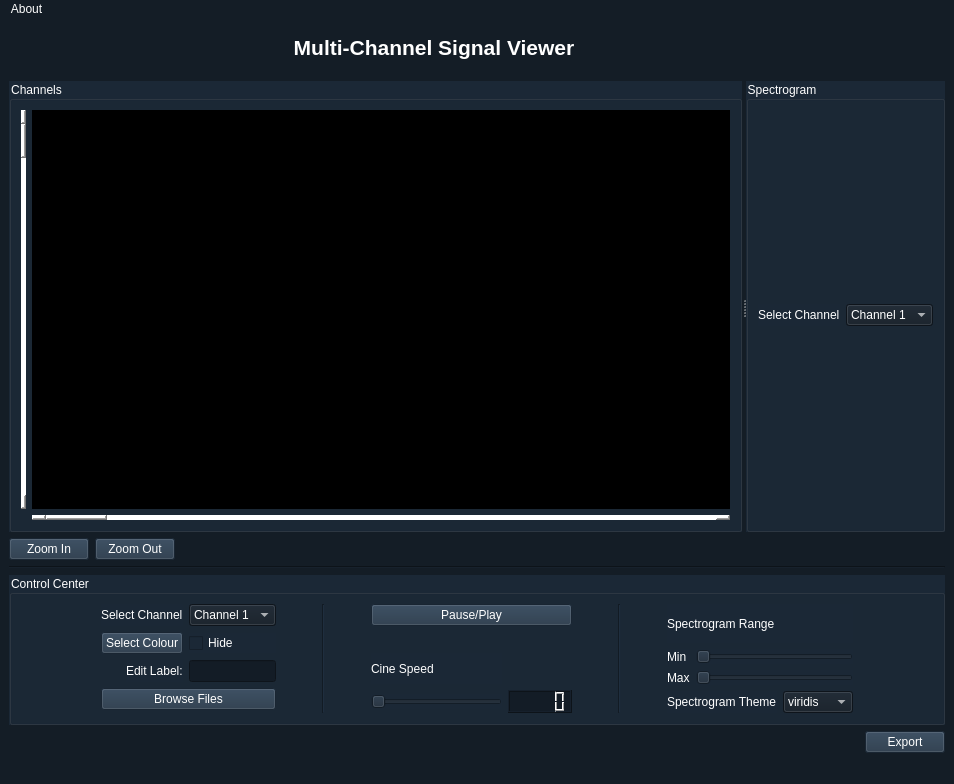
mo-gaafar/multi-signal-visualizer, file mainwindow2.ui: the form before one commit.
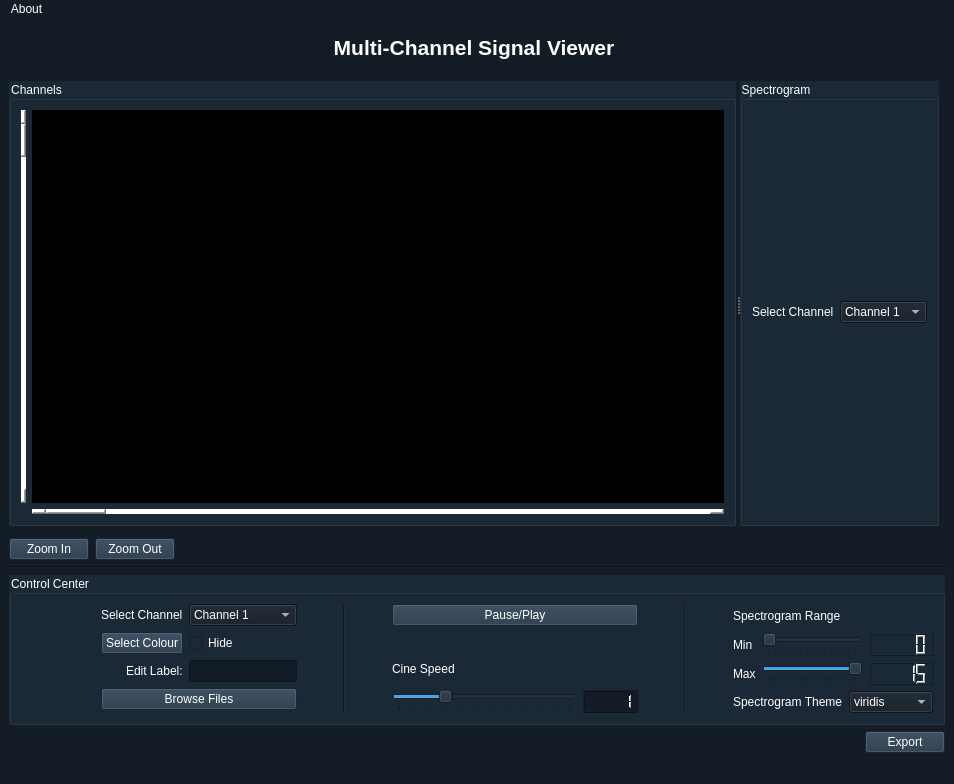
The form after the commit. Custom widgets are drawn as their Qt base class.

Diff of the .ui file:
```diff
--- a/mainwindow2.ui
+++ b/mainwindow2.ui
@@ -19,7 +19,29 @@
 background-color: rgb(20, 29, 38);</string>
   </property>
   <widget class="QWidget" name="centralwidget">
-   <layout class="QGridLayout" name="gridLayout_9">
+   <layout class="QGridLayout" name="gridLayout_7">
+    <item row="0" column="0">
+     <widget class="QLabel" name="label">
+      <property name="minimumSize">
+       <size>
+        <width>0</width>
+        <height>30</height>
+       </size>
+      </property>
+      <property name="maximumSize">
+       <size>
+        <width>16777215</width>
+        <height>19</height>
+       </size>
+      </property>
+      <property name="text">
+       <string>&lt;html&gt;&lt;head/&gt;&lt;body&gt;&lt;p align=&quot;center&quot;&gt;&lt;span style=&quot; font-size:16pt; font-weight:600; color:#ffffff;&quot;&gt;Multi-Channel Signal Viewer&lt;/span&gt;&lt;/p&gt;&lt;/body&gt;&lt;/html&gt;</string>
+      </property>
+      <property name="alignment">
+       <set>Qt::AlignCenter</set>
+      </property>
+     </widget>
+    </item>
     <item row="1" column="0">
      <spacer name="horizontalSpacer_4">
       <property name="orientation">
@@ -33,7 +55,7 @@
       </property>
      </spacer>
     </item>
-    <item row="3" column="0" rowspan="2" colspan="2">
+    <item row="2" column="0">
      <widget class="QSplitter" name="splitter_2">
       <property name="orientation">
        <enum>Qt::Horizontal</enum>
@@ -165,7 +187,70 @@
       </widget>
      </widget>
     </item>
-    <item row="7" column="0" colspan="2">
+    <item row="3" column="1">
+     <widget class="Line" name="line_5">
+      <property name="maximumSize">
+       <size>
+        <width>16777215</width>
+        <height>0</height>
+       </size>
+      </property>
+      <property name="orientation">
+       <enum>Qt::Horizontal</enum>
+      </property>
+     </widget>
+    </item>
+    <item row="4" column="0">
+     <layout class="QHBoxLayout" name="horizontalLayout_4">
+      <item>
+       <layout class="QHBoxLayout" name="horizontalLayout_3">
+        <item>
+         <widget class="QPushButton" name="ZoomIn">
+          <property name="styleSheet">
+           <string notr="true">color: rgb(255, 255, 255);
+background-color: rgb(35, 52, 70);</string>
+          </property>
+          <property name="text">
+           <string>Zoom In</string>
+          </property>
+         </widget>
+        </item>
+        <item>
+         <widget class="QPushButton" name="ZoomOut">
+          <property name="styleSheet">
+           <string notr="true">color: rgb(255, 255, 255);
+background-color: rgb(35, 52, 70);</string>
+          </property>
+          <property name="text">
+           <string>Zoom Out</string>
+          </property>
+         </widget>
+        </item>
+       </layout>
+      </item>
+      <item>
+       <spacer name="horizontalSpacer_2">
+        <property name="orientation">
+         <enum>Qt::Horizontal</enum>
+        </property>
+        <property name="sizeHint" stdset="0">
+         <size>
+          <width>578</width>
+          <height>20</height>
+         </size>
+        </property>
+       </spacer>
+      </item>
+     </layout>
+    </item>
+    <item row="5" column="0" colspan="2">
+     <widget class="Line" name="line_3">
+      <property name="orientation">
+       <enum>Qt::Horizontal</enum>
+      </property>
+     </widget>
+    </item>
+    <item row="6" column="0" colspan="2">
      <widget class="QGroupBox" name="groupBox">
       <property name="maximumSize">
        <size>
@@ -397,16 +482,43 @@
              <property name="styleSheet">
               <string notr="true"/>
              </property>
+             <property name="minimum">
+              <number>25</number>
+             </property>
+             <property name="maximum">
+              <number>300</number>
+             </property>
+             <property name="singleStep">
+              <number>25</number>
+             </property>
+             <property name="pageStep">
+              <number>25</number>
+             </property>
+             <property name="sliderPosition">
+              <number>100</number>
+             </property>
              <property name="orientation">
               <enum>Qt::Horizontal</enum>
              </property>
+             <property name="tickPosition">
+              <enum>QSlider::TicksBelow</enum>
+             </property>
             </widget>
            </item>
            <item row="3" column="1">
-            <widget class="QLCDNumber" name="SpeedNumber">
+            <widget class="QLCDNumber" name="SpeedLCD">
              <property name="styleSheet">
               <string notr="true">background-color: rgb(19, 28, 38);</string>
              </property>
+             <property name="smallDecimalPoint">
+              <bool>true</bool>
+             </property>
+             <property name="value" stdset="0">
+              <double>1.000000000000000</double>
+             </property>
+             <property name="intValue" stdset="0">
+              <number>1</number>
+             </property>
             </widget>
            </item>
            <item row="1" column="0">
@@ -486,49 +598,99 @@
         </layout>
        </item>
        <item row="0" column="2">
-        <layout class="QVBoxLayout" name="verticalLayout_4">
+        <layout class="QVBoxLayout" name="verticalLayout_3">
          <item>
-          <layout class="QVBoxLayout" name="verticalLayout_3">
+          <widget class="QLabel" name="label_4">
+           <property name="text">
+            <string>Spectrogram Range</string>
+           </property>
+          </widget>
+         </item>
+         <item>
+          <layout class="QHBoxLayout" name="horizontalLayout_7">
            <item>
-            <widget class="QLabel" name="label_4">
-             <property name="text">
-              <string>Spectrogram Range</string>
-             </property>
-            </widget>
+            <layout class="QVBoxLayout" name="verticalLayout_2">
+             <item>
+              <widget class="QLabel" name="label_2">
+               <property name="text">
+                <string>Min</string>
+               </property>
+              </widget>
+             </item>
+             <item>
+              <widget class="QLabel" name="label_3">
+               <property name="text">
+                <string>Max</string>
+               </property>
+              </widget>
+             </item>
+            </layout>
            </item>
            <item>
-            <layout class="QHBoxLayout" name="horizontalLayout_2">
+            <layout class="QVBoxLayout" name="verticalLayout">
              <item>
-              <layout class="QVBoxLayout" name="verticalLayout_2">
-               <item>
-                <widget class="QLabel" name="label_2">
-                 <property name="text">
-                  <string>Min</string>
-                 </property>
-                </widget>
-               </item>
-               <item>
-                <widget class="QLabel" name="label_3">
-                 <property name="text">
-                  <string>Max</string>
-                 </property>
-                </widget>
-               </item>
-              </layout>
-             </item>
-             <item>
-              <layout class="QVBoxLayout" name="verticalLayout">
+              <layout class="QHBoxLayout" name="horizontalLayout_2">
                <item>
                 <widget class="QSlider" name="MinRangeSlider">
+                 <property name="maximum">
+                  <number>14</number>
+                 </property>
+                 <property name="tracking">
+                  <bool>true</bool>
+                 </property>
                  <property name="orientation">
                   <enum>Qt::Horizontal</enum>
                  </property>
+                 <property name="tickPosition">
+                  <enum>QSlider::TicksBelow</enum>
+                 </property>
+                 <property name="tickInterval">
+                  <number>0</number>
+                 </property>
                 </widget>
                </item>
+               <item>
+                <widget class="QLCDNumber" name="MinLCD"/>
+               </item>
+              </layout>
+             </item>
+             <item>
+              <layout class="QHBoxLayout" name="horizontalLayout_6">
                <item>
                 <widget class="QSlider" name="MaxRangeSlider">
+                 <property name="minimum">
+                  <number>1</number>
+                 </property>
+                 <property name="maximum">
+                  <number>15</number>
+                 </property>
+                 <property name="sliderPosition">
+                  <number>15</number>
+                 </property>
+                 <property name="tracking">
+                  <bool>true</bool>
+                 </property>
                  <property name="orientation">
                   <enum>Qt::Horizontal</enum>
+                 </property>
+                 <property name="tickPosition">
+                  <enum>QSlider::TicksBelow</enum>
+                 </property>
+                 <property name="tickInterval">
+                  <number>1</number>
+                 </property>
+                </widget>
+               </item>
+               <item>
+                <widget class="QLCDNumber" name="MaxLCD">
+                 <property name="autoFillBackground">
+                  <bool>false</bool>
+                 </property>
+                 <property name="smallDecimalPoint">
+                  <bool>false</bool>
+                 </property>
+                 <property name="intValue" stdset="0">
+                  <number>15</number>
                  </property>
                 </widget>
                </item>
@@ -584,157 +746,37 @@
          </item>
         </layout>
        </item>
-       <item row="0" column="3">
-        <spacer name="verticalSpacer_14">
-         <property name="orientation">
-          <enum>Qt::Vertical</enum>
-         </property>
-         <property name="sizeHint" stdset="0">
-          <size>
-           <width>20</width>
-           <height>40</height>
-          </size>
-         </property>
-        </spacer>
-       </item>
-       <item row="0" column="5">
-        <spacer name="verticalSpacer_12">
-         <property name="orientation">
-          <enum>Qt::Vertical</enum>
-         </property>
-         <property name="sizeHint" stdset="0">
-          <size>
-           <width>20</width>
-           <height>40</height>
-          </size>
-         </property>
-        </spacer>
-       </item>
-       <item row="0" column="4">
-        <spacer name="verticalSpacer_13">
-         <property name="orientation">
-          <enum>Qt::Vertical</enum>
-         </property>
-         <property name="sizeHint" stdset="0">
-          <size>
-           <width>20</width>
-           <height>40</height>
-          </size>
-         </property>
-        </spacer>
-       </item>
-       <item row="0" column="6">
-        <spacer name="verticalSpacer_9">
-         <property name="orientation">
-          <enum>Qt::Vertical</enum>
-         </property>
-         <property name="sizeHint" stdset="0">
-          <size>
-           <width>20</width>
-           <height>40</height>
-          </size>
-         </property>
-        </spacer>
-       </item>
       </layout>
      </widget>
     </item>
-    <item row="6" column="0" colspan="2">
-     <widget class="Line" name="line_3">
-      <property name="orientation">
-       <enum>Qt::Horizontal</enum>
-      </property>
-     </widget>
-    </item>
-    <item row="4" column="1">
-     <widget class="Line" name="line_5">
-      <property name="maximumSize">
-       <size>
-        <width>16777215</width>
-        <height>0</height>
-       </size>
-      </property>
-      <property name="orientation">
-       <enum>Qt::Horizontal</enum>
-      </property>
-     </widget>
-    </item>
-    <item row="8" column="1">
-     <widget class="QPushButton" name="ExportBtn">
-      <property name="styleSheet">
-       <string notr="true">color: rgb(255, 255, 255);
-background-color: rgb(35, 52, 70);</string>
-      </property>
-      <property name="text">
-       <string>Export</string>
-      </property>
-     </widget>
-    </item>
-    <item row="5" column="0">
-     <layout class="QHBoxLayout" name="horizontalLayout_4">
+    <item row="7" column="0" colspan="2">
+     <layout class="QHBoxLayout" name="horizontalLayout_8">
       <item>
-       <layout class="QHBoxLayout" name="horizontalLayout_3">
-        <item>
-         <widget class="QPushButton" name="ZoomIn">
-          <property name="styleSheet">
-           <string notr="true">color: rgb(255, 255, 255);
-background-color: rgb(35, 52, 70);</string>
-          </property>
-          <property name="text">
-           <string>Zoom In</string>
-          </property>
-         </widget>
-        </item>
-        <item>
-         <widget class="QPushButton" name="ZoomOut">
-          <property name="styleSheet">
-           <string notr="true">color: rgb(255, 255, 255);
-background-color: rgb(35, 52, 70);</string>
-          </property>
-          <property name="text">
-           <string>Zoom Out</string>
-          </property>
-         </widget>
-        </item>
-       </layout>
-      </item>
-      <item>
-       <spacer name="horizontalSpacer_2">
+       <spacer name="horizontalSpacer_3">
         <property name="orientation">
          <enum>Qt::Horizontal</enum>
         </property>
         <property name="sizeHint" stdset="0">
          <size>
-          <width>578</width>
+          <width>798</width>
           <height>20</height>
          </size>
         </property>
        </spacer>
       </item>
+      <item>
+       <widget class="QPushButton" name="ExportBtn">
+        <property name="styleSheet">
+         <string notr="true">color: rgb(255, 255, 255);
+background-color: rgb(35, 52, 70);</string>
+        </property>
+        <property name="text">
+         <string>Export</string>
+        </property>
+       </widget>
+      </item>
      </layout>
     </item>
-    <item row="0" column="0">
-     <widget class="QLabel" name="label">
-      <property name="minimumSize">
-       <size>
-        <width>0</width>
-        <height>30</height>
-       </size>
-      </property>
-      <property name="maximumSize">
-       <size>
-        <width>16777215</width>
-        <height>19</height>
-       </size>
-      </property>
-      <property name="text">
-       <string>&lt;html&gt;&lt;head/&gt;&lt;body&gt;&lt;p align=&quot;center&quot;&gt;&lt;span style=&quot; font-size:16pt; font-weight:600; color:#ffffff;&quot;&gt;Multi-Channel Signal Viewer&lt;/span&gt;&lt;/p&gt;&lt;/body&gt;&lt;/html&gt;</string>
-      </property>
-      <property name="alignment">
-       <set>Qt::AlignCenter</set>
-      </property>
-     </widget>
-    </item>
    </layout>
   </widget>
   <widget class="QMenuBar" name="menubar">
```
